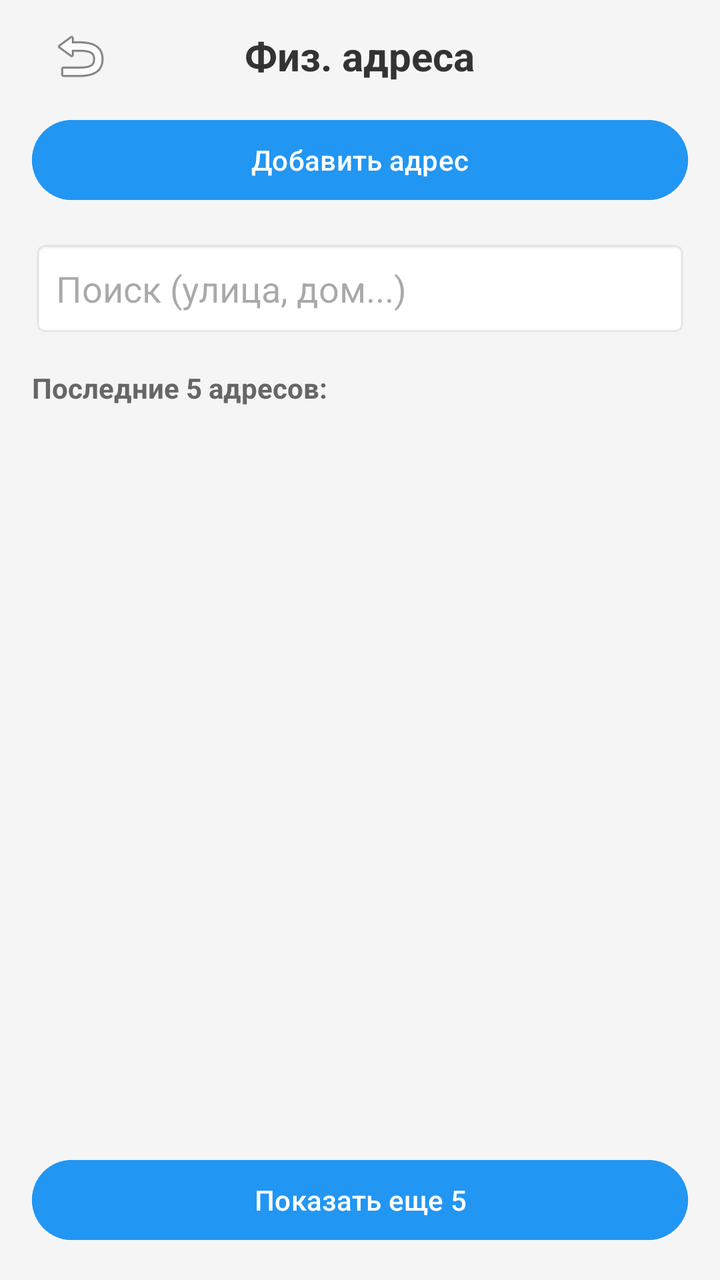
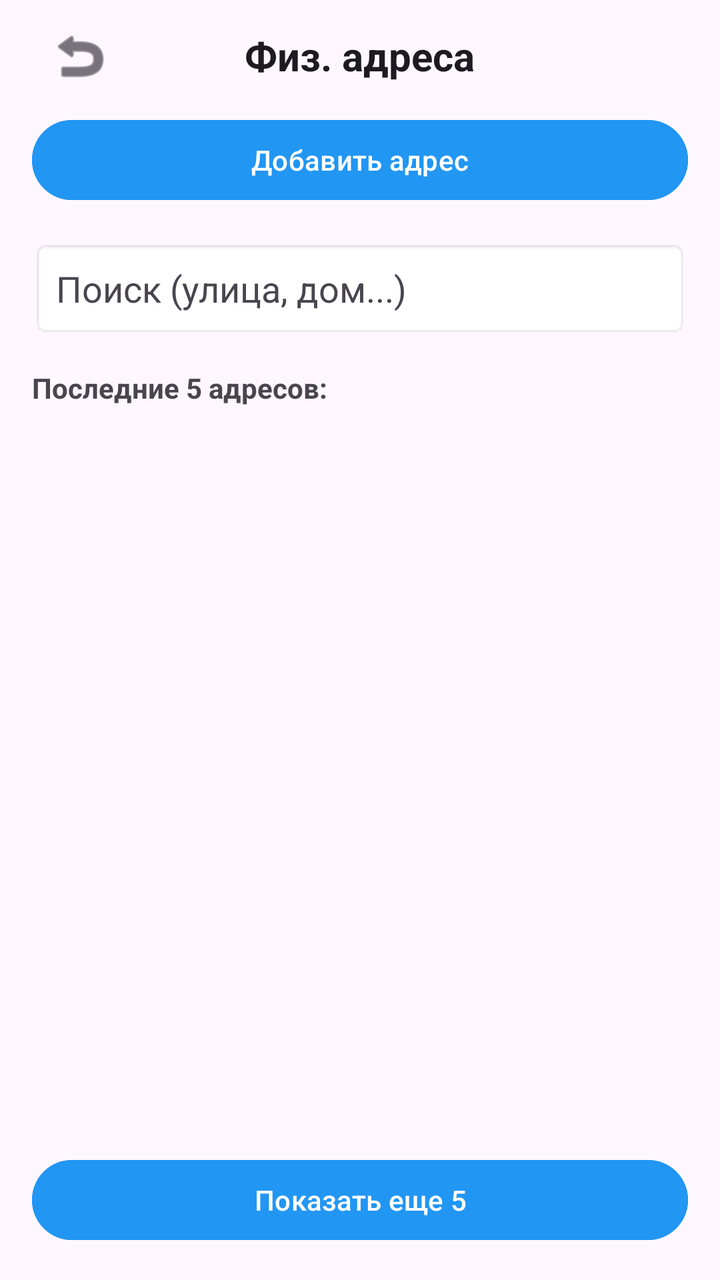

Screens rendered from an Android XML layout before and after an edit, with the pre-edit source and the edit as a unified diff.
<!-- AndroidManifest.xml: application theme Theme.BaseHome -->
<!-- res/layout/activity_physical_address.xml -->
<?xml version="1.0" encoding="utf-8"?>
<LinearLayout xmlns:android="http://schemas.android.com/apk/res/android"
    android:layout_width="match_parent"
    android:layout_height="match_parent"
    android:orientation="vertical"
    android:fitsSystemWindows="true"
    android:background="#F5F5F5">

    
    <RelativeLayout
        android:layout_width="match_parent"
        android:layout_height="56dp"
        android:paddingHorizontal="16dp">

        <ImageButton
            android:id="@+id/btnBackPhysical"
            android:layout_width="48dp"
            android:layout_height="48dp"
            android:layout_centerVertical="true"
            android:background="?android:attr/selectableItemBackgroundBorderless"
            android:src="@android:drawable/ic_menu_revert"
            android:rotation="0" />

        <TextView
            android:layout_width="wrap_content"
            android:layout_height="wrap_content"
            android:layout_centerInParent="true"
            android:text="Физ. адреса"
            android:textSize="20sp"
            android:textStyle="bold"
            android:textColor="#333333" />
    </RelativeLayout>

    <Button
        android:id="@+id/btnAddAddress"
        android:layout_width="match_parent"
        android:layout_height="wrap_content"
        android:layout_marginHorizontal="16dp"
        android:text="Добавить адрес"
        android:backgroundTint="#2196F3" />

    <EditText
        android:id="@+id/etSearch"
        android:layout_width="match_parent"
        android:layout_height="wrap_content"
        android:layout_margin="16dp"
        android:hint="Поиск (улица, дом...)"
        android:padding="12dp"
        android:background="@android:drawable/editbox_background" />

    <TextView
        android:id="@+id/tvSectionTitle"
        android:layout_width="match_parent"
        android:layout_height="wrap_content"
        android:layout_marginHorizontal="16dp"
        android:text="Последние 5 адресов:"
        android:textStyle="bold"
        android:textColor="#666666" />

    <androidx.recyclerview.widget.RecyclerView
        android:id="@+id/rvAddresses"
        android:layout_width="match_parent"
        android:layout_height="0dp"
        android:layout_weight="1"
        android:layout_marginTop="8dp" />

    <TextView
        android:id="@+id/tvNoResults"
        android:layout_width="match_parent"
        android:layout_height="wrap_content"
        android:text="Ничего не найдено"
        android:textAlignment="center"
        android:layout_marginTop="20dp"
        android:visibility="gone" />

    <Button
        android:id="@+id/btnViewAll"
        android:layout_width="match_parent"
        android:layout_height="wrap_content"
        android:layout_margin="16dp"
        android:text="Показать еще 5"
        android:backgroundTint="#2196F3" />

</LinearLayout>
<!-- resources referenced by this layout -->
<resources>
  <style name="Theme.BaseHome" parent="Base.Theme.BaseHome" />
  <style name="Base.Theme.BaseHome" parent="Theme.Material3.DayNight.NoActionBar">
          
          
      </style>
</resources>

<!-- the commit's change to res/layout/activity_physical_address.xml (unified diff, before → after) -->
@@ -4,7 +4,7 @@
     android:layout_height="match_parent"
     android:orientation="vertical"
     android:fitsSystemWindows="true"
-    android:background="#F5F5F5">
+    android:background="?android:attr/windowBackground">
 
     
     <RelativeLayout
@@ -19,7 +19,9 @@
             android:layout_centerVertical="true"
             android:background="?android:attr/selectableItemBackgroundBorderless"
             android:src="@android:drawable/ic_menu_revert"
-            android:rotation="0" />
+            android:rotation="0"
+            app:tint="?android:attr/textColorPrimary"
+            xmlns:app="http://schemas.android.com/apk/res-auto" />
 
         <TextView
             android:layout_width="wrap_content"
@@ -28,7 +30,7 @@
             android:text="Физ. адреса"
             android:textSize="20sp"
             android:textStyle="bold"
-            android:textColor="#333333" />
+            android:textColor="?android:attr/textColorPrimary" />
     </RelativeLayout>
 
     <Button
@@ -46,6 +48,8 @@
         android:layout_margin="16dp"
         android:hint="Поиск (улица, дом...)"
         android:padding="12dp"
+        android:textColor="?android:attr/textColorPrimary"
+        android:textColorHint="?android:attr/textColorSecondary"
         android:background="@android:drawable/editbox_background" />
 
     <TextView
@@ -55,7 +59,7 @@
         android:layout_marginHorizontal="16dp"
         android:text="Последние 5 адресов:"
         android:textStyle="bold"
-        android:textColor="#666666" />
+        android:textColor="?android:attr/textColorSecondary" />
 
     <androidx.recyclerview.widget.RecyclerView
         android:id="@+id/rvAddresses"
@@ -71,6 +75,7 @@
         android:text="Ничего не найдено"
         android:textAlignment="center"
         android:layout_marginTop="20dp"
+        android:textColor="?android:attr/textColorSecondary"
         android:visibility="gone" />
 
     <Button
